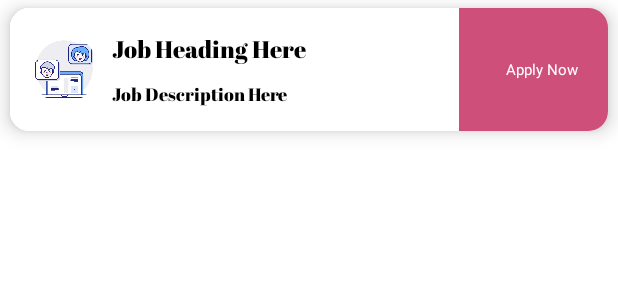
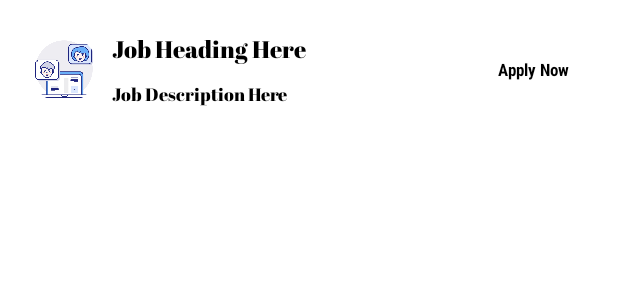
Before and after one commit to Preetojha08/NGO_Management_System, an Android app: the layout job_details_card.xml on its own in the app's theme, with its tools: preview values and no code run, on a phone screen of 412 x 824 dp. Shown: the top 300 px of the screen. Run offline under Robolectric (Android 15) with nearby library versions, the phone set to English and light mode, and no system bars.

Commit message:
Job Details CardView Done

```diff
--- a/app/src/main/AndroidManifest.xml
+++ b/app/src/main/AndroidManifest.xml
@@ -14,7 +14,7 @@
         android:roundIcon="@mipmap/ic_launcher_round"
         android:supportsRtl="true"
         android:theme="@style/Theme.MyNewNGO">
-        <activity android:name=".JobPortalActivity"></activity>
+        <activity android:name=".JobPortalActivity" android:theme="@style/AppTheme.NoActionBar" />
         <activity
             android:name=".HelpRequestFormActivity"
             android:theme="@style/AppTheme.NoActionBar" />
--- a/app/src/main/res/layout/job_details_card.xml
+++ b/app/src/main/res/layout/job_details_card.xml
@@ -8,7 +8,7 @@
     app:cardCornerRadius="@dimen/_10sdp"
     android:id="@+id/job_details_card_view"
     android:padding="@dimen/_10sdp"
-    app:cardElevation="@dimen/_6sdp">
+    app:cardElevation="0dp">
 
    <RelativeLayout
        android:layout_width="match_parent"
@@ -71,8 +71,7 @@
          <RelativeLayout
              android:layout_width="match_parent"
              android:layout_weight="3"
-             android:background="#CF4F7B"
-             android:padding="@dimen/_10sdp"
+             android:background="@color/white"
              android:layout_gravity="center_vertical|right"
              android:layout_height="match_parent">
 
@@ -81,14 +80,16 @@
                 android:layout_height="match_parent"
                 android:padding="@dimen/_5sdp"
                 android:text="Apply Now"
-                android:background="#CF4F7B"
+                android:background="@color/white"
                 android:elevation="0dp"
+                android:layout_centerInParent="true"
                 android:gravity="center_vertical"
                 android:id="@+id/button_interested_job_portal"
-                android:layout_alignParentRight="true"
                 android:layout_centerVertical="true"
-                android:textColor="#FFFFFF"
-                android:textSize="10sp"/>
+                android:textColor="#000"
+                android:fontFamily="sans-serif-condensed"
+                android:textStyle="bold"
+                android:textSize="11sp"/>
 
          </RelativeLayout>
 
```
Also changed, not shown: app/src/main/java/com/creatures/mynewngo/JobPortalActivity.java (+23 -11 lines), app/src/main/res/layout/activity_job_portal.xml (+26 -6 lines).
